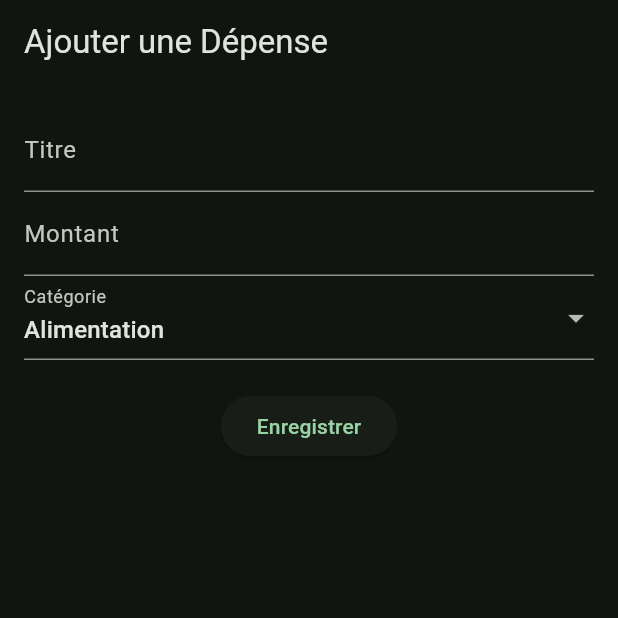
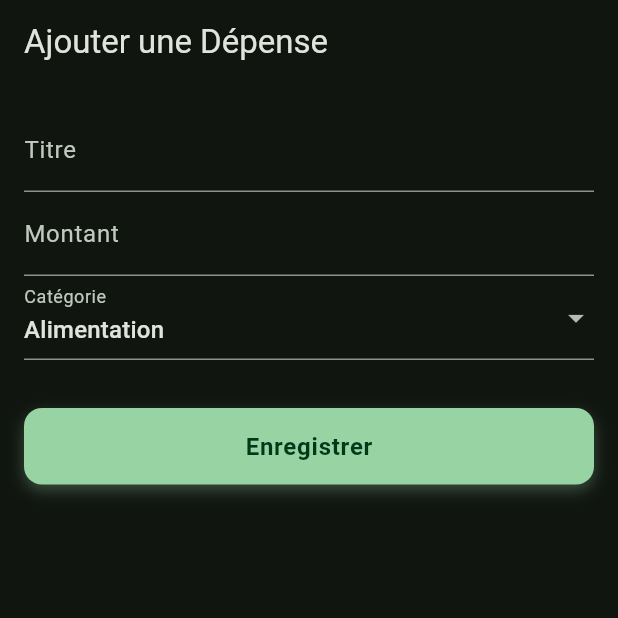
Before and after one commit to ola-cpu/finacial, a Flutter app: the AddExpensePage screen opened by its route, on a phone screen of 412 x 824 dp, the top half of it. Run offline on Flutter 3.47's test engine with Material 3 defaults, Android fonts, the phone set to English and light mode, and no system bars; our stand-ins replace drift, fl_chart, flutter_riverpod, go_router; accounts and stored records are empty; generated files the repository leaves out were written again.

Commit message:
feat: implement modern and professional buttons with animations
- Added reusable AppButton widget in lib/core/widgets/
- Supported primary, secondary, outline, and danger variants
- Implemented loading states and scale press animations
- Replaced standard buttons in forms and dialogs across the app
- Updated Dashboard FloatingActionButtons for a more modern look

Co-authored-by: ola-cpu <68545167+ola-cpu@users.noreply.github.com>

```diff
--- /dev/null
+++ b/lib/core/widgets/app_button.dart
@@ -0,0 +1,166 @@
+import 'package:flutter/material.dart';
+
+enum AppButtonVariant { primary, secondary, outline, danger }
+
+class AppButton extends StatefulWidget {
+  final String text;
+  final VoidCallback? onPressed;
+  final AppButtonVariant variant;
+  final bool isLoading;
+  final bool isFullWidth;
+  final IconData? icon;
+
+  const AppButton({
+    super.key,
+    required this.text,
+    this.onPressed,
+    this.variant = AppButtonVariant.primary,
+    this.isLoading = false,
+    this.isFullWidth = true,
+    this.icon,
+  });
+
+  @override
+  State<AppButton> createState() => _AppButtonState();
+}
+
+class _AppButtonState extends State<AppButton> with SingleTickerProviderStateMixin {
+  late AnimationController _controller;
+  late Animation<double> _scaleAnimation;
+
+  @override
+  void initState() {
+    super.initState();
+    _controller = AnimationController(
+      vsync: this,
+      duration: const Duration(milliseconds: 100),
+      lowerBound: 0.95,
+      upperBound: 1.0,
+    );
+    _scaleAnimation = _controller.drive(CurveTween(curve: Curves.easeInOut));
+    _controller.value = 1.0;
+  }
+
+  @override
+  void dispose() {
+    _controller.dispose();
+    super.dispose();
+  }
+
+  void _onTapDown(TapDownDetails details) {
+    if (widget.onPressed != null && !widget.isLoading) {
+      _controller.reverse();
+    }
+  }
+
+  void _onTapUp(TapUpDetails details) {
+    if (widget.onPressed != null && !widget.isLoading) {
+      _controller.forward();
+    }
+  }
+
+  void _onTapCancel() {
+    if (widget.onPressed != null && !widget.isLoading) {
+      _controller.forward();
+    }
+  }
+
+  @override
+  Widget build(BuildContext context) {
+    final theme = Theme.of(context);
+    final isEnabled = widget.onPressed != null && !widget.isLoading;
+
+    Color backgroundColor;
+    Color textColor;
+    BorderSide borderSide = BorderSide.none;
+
+    switch (widget.variant) {
+      case AppButtonVariant.primary:
+        backgroundColor = theme.colorScheme.primary;
+        textColor = theme.colorScheme.onPrimary;
+        break;
+      case AppButtonVariant.secondary:
+        backgroundColor = theme.colorScheme.secondaryContainer;
+        textColor = theme.colorScheme.onSecondaryContainer;
+        break;
+      case AppButtonVariant.outline:
+        backgroundColor = Colors.transparent;
+        textColor = theme.colorScheme.primary;
+        borderSide = BorderSide(color: theme.colorScheme.primary, width: 1.5);
+        break;
+      case AppButtonVariant.danger:
+        backgroundColor = theme.colorScheme.error;
+        textColor = theme.colorScheme.onError;
+        break;
+    }
+
+    if (!isEnabled) {
+      if (widget.variant != AppButtonVariant.outline) {
+        backgroundColor = backgroundColor.withAlpha((0.3 * 255).round());
+      }
+      textColor = textColor.withAlpha((0.5 * 255).round());
+      if (widget.variant == AppButtonVariant.outline) {
+        borderSide = BorderSide(color: theme.colorScheme.primary.withAlpha((0.3 * 255).round()), width: 1.5);
+      }
+    }
+
+    return GestureDetector(
+      onTapDown: _onTapDown,
+      onTapUp: _onTapUp,
+      onTapCancel: _onTapCancel,
+      onTap: isEnabled ? widget.onPressed : null,
+      child: ScaleTransition(
+        scale: _scaleAnimation,
+        child: AnimatedContainer(
+          duration: const Duration(milliseconds: 200),
+          width: widget.isFullWidth ? double.infinity : null,
+          padding: const EdgeInsets.symmetric(vertical: 14, horizontal: 24),
+          decoration: BoxDecoration(
+            color: backgroundColor,
+            borderRadius: BorderRadius.circular(12),
+            border: borderSide != BorderSide.none ? Border.fromBorderSide(borderSide) : null,
+            boxShadow: isEnabled && widget.variant != AppButtonVariant.outline
+                ? [
+                    BoxShadow(
+                      color: backgroundColor.withAlpha((0.3 * 255).round()),
+                      blurRadius: 8,
+                      offset: const Offset(0, 4),
+                    )
+                  ]
+                : null,
+          ),
+          child: Row(
+            mainAxisSize: MainAxisSize.min,
+            mainAxisAlignment: MainAxisAlignment.center,
+            children: [
+              if (widget.isLoading)
+                SizedBox(
+                  width: 20,
+                  height: 20,
+                  child: CircularProgressIndicator(
+                    strokeWidth: 2,
+                    valueColor: AlwaysStoppedAnimation<Color>(textColor),
+                  ),
+                )
+              else ...[
+                if (widget.icon != null) ...[
+                  Icon(widget.icon, color: textColor, size: 20),
+                  const SizedBox(width: 8),
+                ],
+                Text(
+                  widget.text,
+                  style: TextStyle(
+                    color: textColor,
+                    fontSize: 16,
+                    fontWeight: FontWeight.bold,
+                    letterSpacing: 0.5,
+                  ),
+                ),
+              ],
+            ],
+          ),
+        ),
+      ),
+    );
+  }
+}
--- a/lib/features/expenses/presentation/add_expense_page.dart
+++ b/lib/features/expenses/presentation/add_expense_page.dart
@@ -1,6 +1,7 @@
 import 'package:flutter/material.dart';
 import 'package:flutter_riverpod/flutter_riverpod.dart';
 import 'package:go_router/go_router.dart';
+import '../../../core/widgets/app_button.dart';
 import '../data/expense_service.dart';
 import '../../dashboard/providers/dashboard_providers.dart';
 import '../../statistics/providers/statistics_providers.dart';
@@ -102,8 +103,10 @@ class _AddExpensePageState extends ConsumerState<AddExpensePage> {
                 onChanged: (value) => setState(() => _category = value!),
                 decoration: const InputDecoration(labelText: 'Catégorie'),
               ),
-              const SizedBox(height: 20),
-              ElevatedButton(
+              const SizedBox(height: 32),
+              AppButton(
+                text: isEditing ? 'Mettre à jour' : 'Enregistrer',
+                isLoading: _isLoading,
                 onPressed: () async {
                   if (_formKey.currentState!.validate()) {
                     setState(() => _isLoading = true);
@@ -133,7 +136,6 @@ class _AddExpensePageState extends ConsumerState<AddExpensePage> {
                     }
                   }
                 },
-                child: Text(isEditing ? 'Mettre à jour' : 'Enregistrer'),
               )
             ],
           ),
```
Also changed, not shown: lib/features/budgets/presentation/budgets_page.dart (+20 -4 lines), lib/features/dashboard/presentation/dashboard_page.dart (+9 -5 lines), lib/features/goals/presentation/goals_page.dart (+20 -4 lines), lib/features/incomes/presentation/add_income_page.dart (+5 -3 lines).
